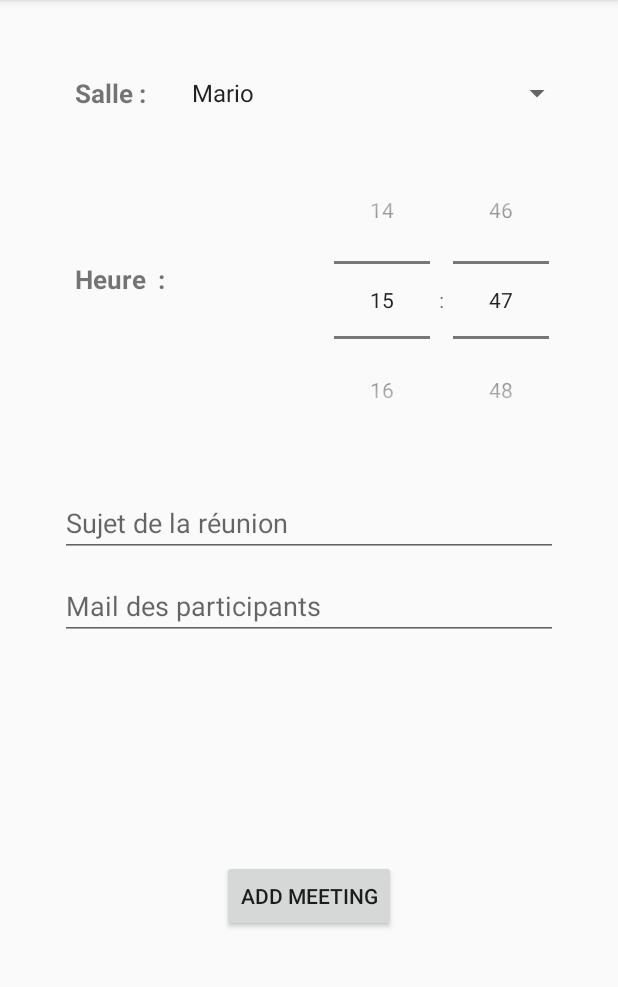
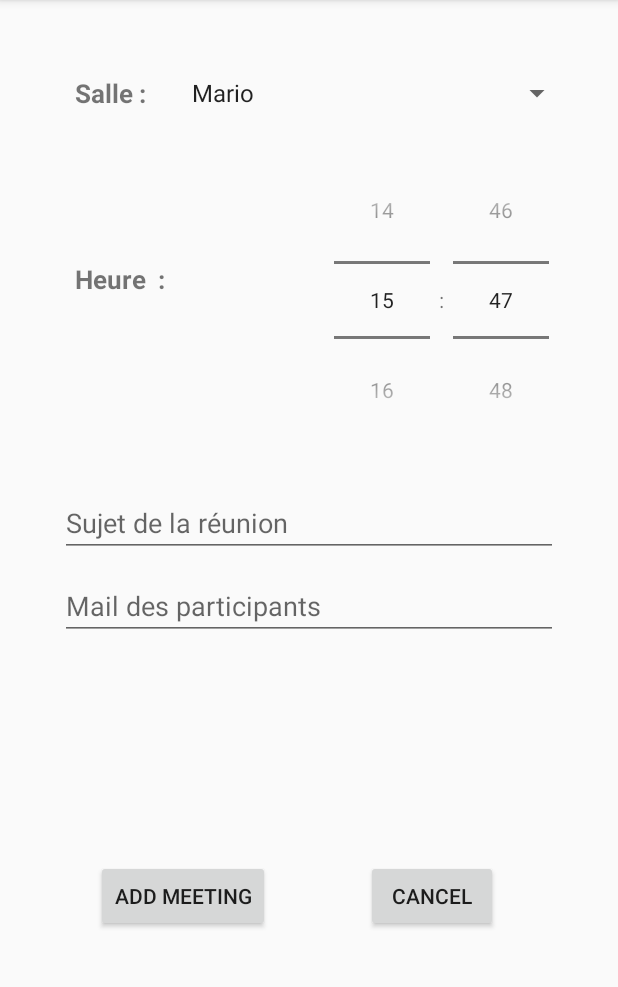
Before and after one commit to Hyzoka/MaReunion, an Android app: the addMeeting screen opened directly, with no data from a screen before it, on a phone screen of 412 x 824 dp, the part 84-1071 px from its top. Run offline under Robolectric (Android 15) with nearby library versions, the light colour scheme and no system bars.

Commit message:
Nettoyage du code

```diff
--- a/app/src/main/java/com/ocr/mareunion/MainActivity.java
+++ b/app/src/main/java/com/ocr/mareunion/MainActivity.java
@@ -32,6 +32,8 @@
         dataMeeting();
         recyclerView();
         floatingBouton();
+
+
 
     }
 
--- a/app/src/main/java/com/ocr/mareunion/addMeeting.java
+++ b/app/src/main/java/com/ocr/mareunion/addMeeting.java
@@ -21,7 +21,7 @@
 public class addMeeting extends AppCompatActivity implements AdapterView.OnItemSelectedListener {
 
     TimePicker picker;
-    Button btnAdd;
+    Button btnAdd, btnCancel;
     EditText sujetEdit,mailEdit;
     String[] country = {"Mario","Luigi","Peach","Toad"};
     String salle;
@@ -36,7 +36,7 @@
         picker=(TimePicker)findViewById(R.id.timePicker1);
         picker.setIs24HourView(true);
         btnAdd=(Button)findViewById(R.id.addMeeting);
-
+        btnCancel = (Button)findViewById(R.id.cancel);
         spinner();
 
        // if(sujetEdit.getText() != null && mailEdit.getText()!= null ) {
@@ -67,6 +67,14 @@
             });
      //   }
 
+        btnCancel.setOnClickListener(new View.OnClickListener() {
+            @Override
+            public void onClick(View v) {
+                Intent intent = new Intent(addMeeting.this,MainActivity.class);
+                startActivity(intent);
+                finish();
+            }
+        });
 
     }
 
--- a/app/src/main/res/layout/activity_add_meeting.xml
+++ b/app/src/main/res/layout/activity_add_meeting.xml
@@ -62,9 +62,24 @@
         android:layout_below="@+id/timePicker1"
         android:text="Add meeting"
         app:layout_constraintBottom_toBottomOf="parent"
+        app:layout_constraintEnd_toStartOf="@+id/cancel"
+        app:layout_constraintStart_toStartOf="parent"
+        app:layout_constraintTop_toBottomOf="@+id/etMail" />
+
+
+    <Button
+        android:id="@+id/cancel"
+        android:layout_width="0dp"
+        android:layout_height="wrap_content"
+        android:layout_marginEnd="80dp"
+        android:layout_marginRight="80dp"
+        android:paddingHorizontal="0dp"
+        android:text="Cancel"
+        android:textAlignment="center"
+        app:layout_constraintBottom_toBottomOf="parent"
         app:layout_constraintEnd_toEndOf="parent"
-        app:layout_constraintStart_toStartOf="parent"
-        app:layout_constraintTop_toBottomOf="@+id/etMail"/>
+        app:layout_constraintTop_toBottomOf="@+id/etMail"
+        app:layout_constraintVertical_bias="0.501" />
 
     <EditText
         android:id="@+id/etsujet"
```
